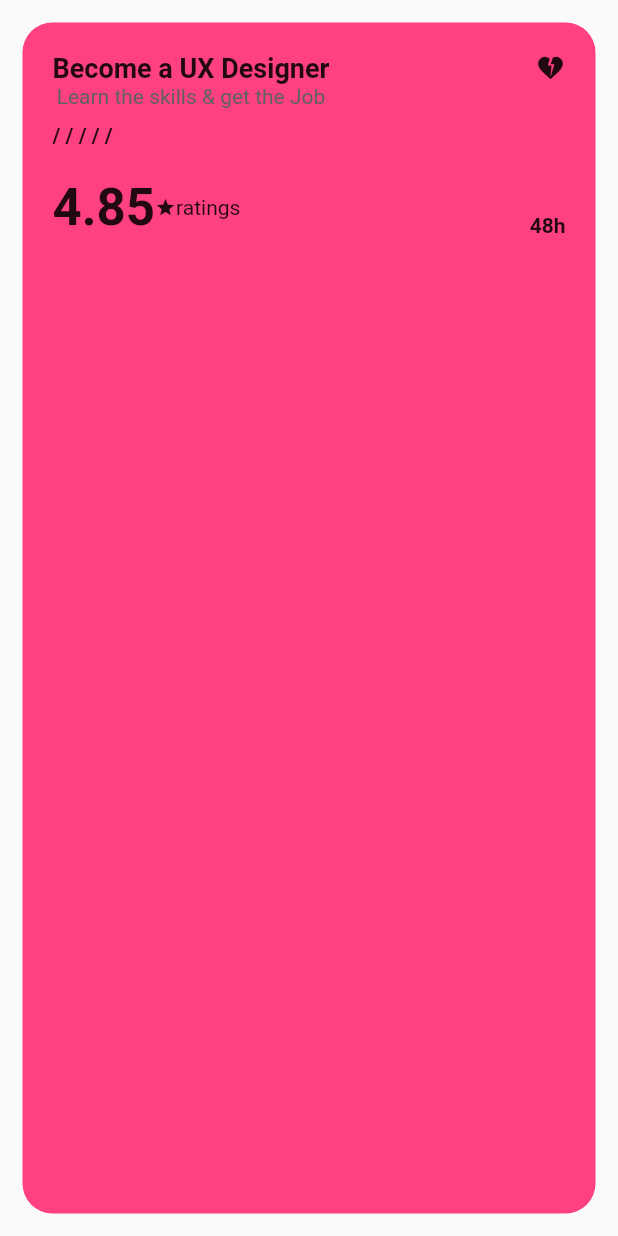
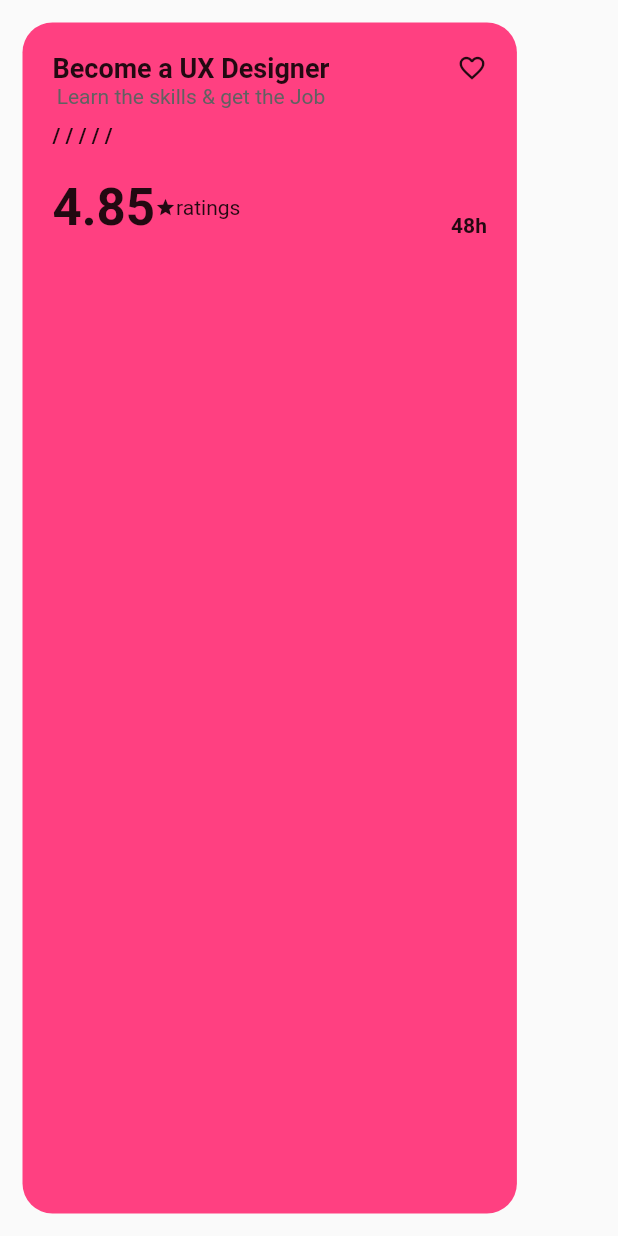
Before and after one commit to vlladislav45/orbis_task, a Flutter app: the SpecificationCard widget shown alone on an empty page, opened directly, on a phone screen of 412 x 824 dp. Run offline on Flutter 3.47's test engine with Material 2 defaults, Android fonts, the phone set to English and light mode, and no system bars; our stand-ins replace dio, flutter_custom_clippers, flutter_riverpod, get_it, hooks_riverpod, riverpod and 1 more; accounts and stored records are empty; network calls fail.

Commit message:
chore: Release beta version 1.0.0

```diff
--- a/lib/presentation/widgets/profile_specifications.dart
+++ b/lib/presentation/widgets/profile_specifications.dart
@@ -52,8 +52,7 @@ class _ProfileSpecificationsState extends State<ProfileSpecifications> {
             ),
             SpecificationCard(),
           ],
-      ),
-    );
+        ));
   }
 }
 
@@ -94,13 +93,12 @@ class SpecificationCard extends StatelessWidget {
     return Container(
         margin: const EdgeInsets.all(15),
         padding: const EdgeInsets.all(20),
+        width: MediaQuery.of(context).size.width * 0.8,
         decoration: BoxDecoration(
           color: Colors.pinkAccent,
           borderRadius: BorderRadius.circular(20),
         ),
-      child: Stack(
-        children: <Widget>[
-          Column(
+        child: Column(
           children: <Widget>[
             Row(
               crossAxisAlignment: CrossAxisAlignment.start,
@@ -121,7 +119,7 @@ class SpecificationCard extends StatelessWidget {
                   ],
                 ),
                 Container(
-                    child: Icon(Icons.heart_broken, size: 20),
+                  child: Icon(Icons.favorite_outline, size: 20),
                 ),
               ],
             ),
@@ -159,24 +157,6 @@ class SpecificationCard extends StatelessWidget {
             ),
           ],
         ),
-          Positioned(
-              top: 5,
-              right: -10,
-              child: Container(
-                decoration: const BoxDecoration(
-                  color: Colors.black,
-                  shape: BoxShape.circle,
-                ),
-                child: Container(
-                  width: 5,
-                  height: MediaQuery.of(context).size.height * 0.05,
-                  decoration: const BoxDecoration(
-                    color: Colors.white,
-                  ),
-                ),
-              ))
-        ],
-      ),
     );
   }
 }
--- a/lib/presentation/widgets/timeline_taskmanager.dart
+++ b/lib/presentation/widgets/timeline_taskmanager.dart
@@ -157,7 +157,7 @@ class _Task extends StatelessWidget {
                 ],
               ),
               Container(
-                child: Icon(Icons.heart_broken, size: 20),
+                child: Icon(Icons.favorite_outline, size: 20),
               ),
             ],
           ),
--- a/lib/router/app_router.dart
+++ b/lib/router/app_router.dart
@@ -23,6 +23,7 @@ class AppRouter {
         return MaterialPageRoute(settings: const RouteSettings(name: '/'), builder: (_) => HomePage());
       }
       case '/profile': {
+        // for test purposes
         ProfileArgument argument = settings.arguments != null ? settings.arguments as ProfileArgument : ProfileArgument('mojombo');
         return MaterialPageRoute(settings: const RouteSettings(name: '/profile'), builder: (_) => ProfilePage(username: argument.username));
       }
```
Also changed, not shown: lib/presentation/widgets/profile_header.dart (+8 -8 lines), lib/utils/star_clipper.dart (added, +49 -0 lines). Lines whose indentation alone changed are shown as unchanged.
